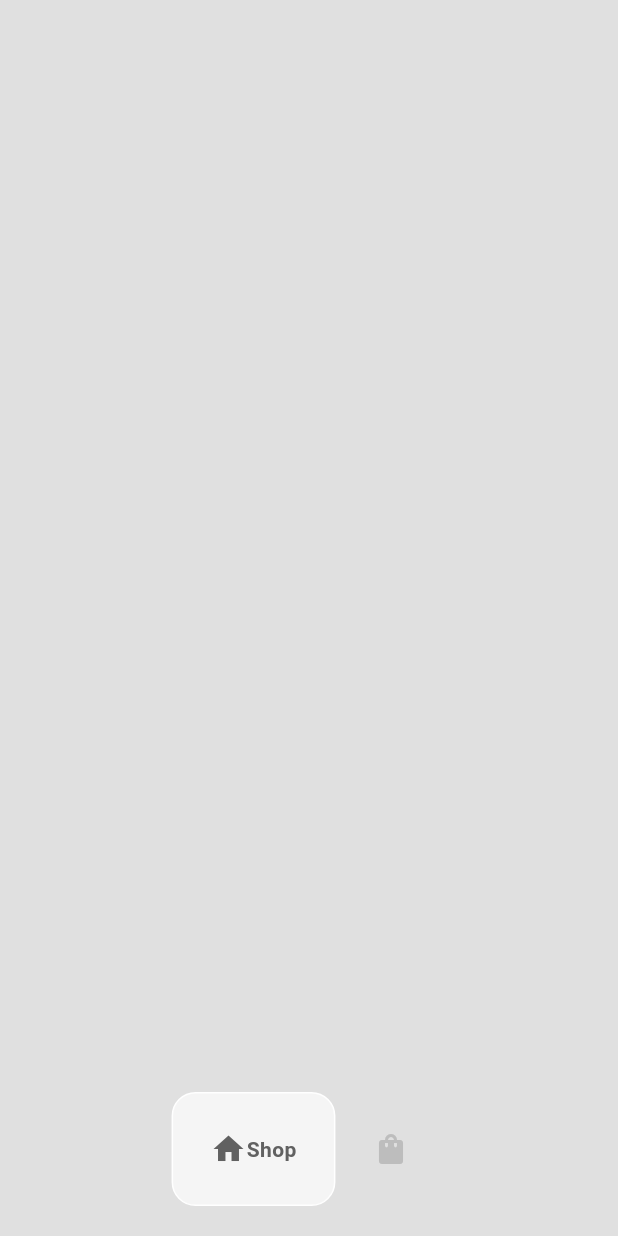
After one commit to bean298/Flutter_Dart_App, a Flutter app: the screen it shows after launch, after a tap on "Shop now", on a phone screen of 412 x 824 dp. The commit adds this screen. Run offline on Flutter 3.47's test engine with Material 3 defaults, Android fonts, the phone set to English and light mode, and no system bars; drawn by our look-alikes of google_nav_bar.

Commit message:
Add bottom nav bar and homepage

```diff
--- /dev/null
+++ b/shoes_app/lib/components/bottom_nav_bar.dart
@@ -0,0 +1,25 @@
+import 'package:flutter/material.dart';
+import 'package:google_nav_bar/google_nav_bar.dart';
+
+class MyBottomNavBar extends StatelessWidget {
+  const MyBottomNavBar({super.key});
+
+  @override
+  Widget build(BuildContext context) {
+    return Container(
+      padding: EdgeInsets.symmetric(vertical: 20), //Padding đối xứng dọc
+      child: GNav(
+        color: Colors.grey[400], //Màu sắc lúc chưa đc chọn
+        activeColor: Colors.grey.shade700, //Màu sắc lúc đc chọn
+        tabActiveBorder: Border.all(color: Colors.white),
+        tabBackgroundColor: Colors.grey.shade100,
+        mainAxisAlignment: MainAxisAlignment.center,
+        tabBorderRadius: 16,
+        tabs: const [
+          GButton(icon: Icons.home, text: "Shop"),
+          GButton(icon: Icons.shopping_bag_rounded, text: "Cart"),
+        ],
+      ),
+    );
+  }
+}
--- /dev/null
+++ b/shoes_app/lib/pages/home_page.dart
@@ -0,0 +1,19 @@
+import 'package:flutter/material.dart';
+import 'package:shoes_app/components/bottom_nav_bar.dart';
+
+class HomePage extends StatefulWidget {
+  const HomePage({super.key});
+
+  @override
+  State<HomePage> createState() => _HomePageState();
+}
+
+class _HomePageState extends State<HomePage> {
+  @override
+  Widget build(BuildContext context) {
+    return Scaffold(
+      backgroundColor: Colors.grey[300],
+      bottomNavigationBar: MyBottomNavBar(),
+    );
+  }
+}
--- a/shoes_app/lib/pages/intro_page.dart
+++ b/shoes_app/lib/pages/intro_page.dart
@@ -1,10 +1,12 @@
 import 'package:flutter/material.dart';
+import 'package:shoes_app/pages/home_page.dart';
 
 class IntroPage extends StatelessWidget {
   const IntroPage({super.key});
 
   @override
   Widget build(BuildContext context) {
+    // Scaffold: khung cơ bản
     return Scaffold(
       backgroundColor: Colors.grey[300],
       body: Center(
@@ -45,10 +47,10 @@ class IntroPage extends StatelessWidget {
 
               // Start button
               GestureDetector(
-                // onTap: () => Navigator.push(
-                //   context,
-                //   MaterialPageRoute(builder: (context) => HomePage()),
-                // ),
+                onTap: () => Navigator.push(
+                  context,
+                  MaterialPageRoute(builder: (context) => HomePage()),
+                ),
                 child: Container(
                   decoration: BoxDecoration(
                     color: Colors.grey[900],
--- a/shoes_app/pubspec.yaml
+++ b/shoes_app/pubspec.yaml
@@ -34,6 +34,7 @@ dependencies:
   # The following adds the Cupertino Icons font to your application.
   # Use with the CupertinoIcons class for iOS style icons.
   cupertino_icons: ^1.0.8
+  google_nav_bar: ^5.0.7
 
 dev_dependencies:
   flutter_test:
```
Also changed, not shown: shoes_app/pubspec.lock.
